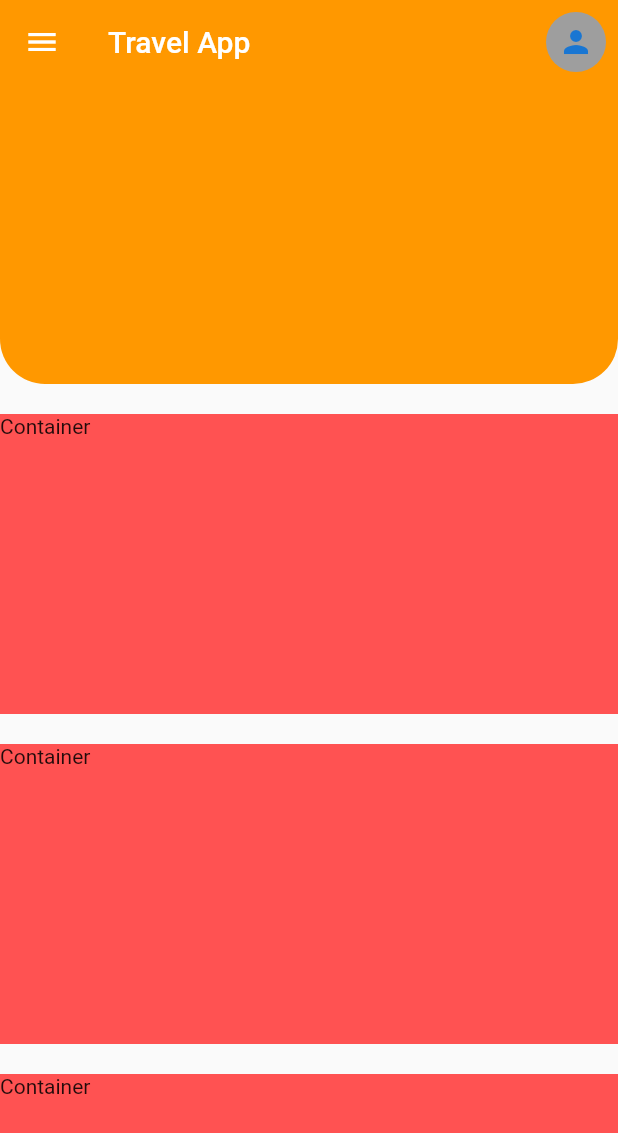
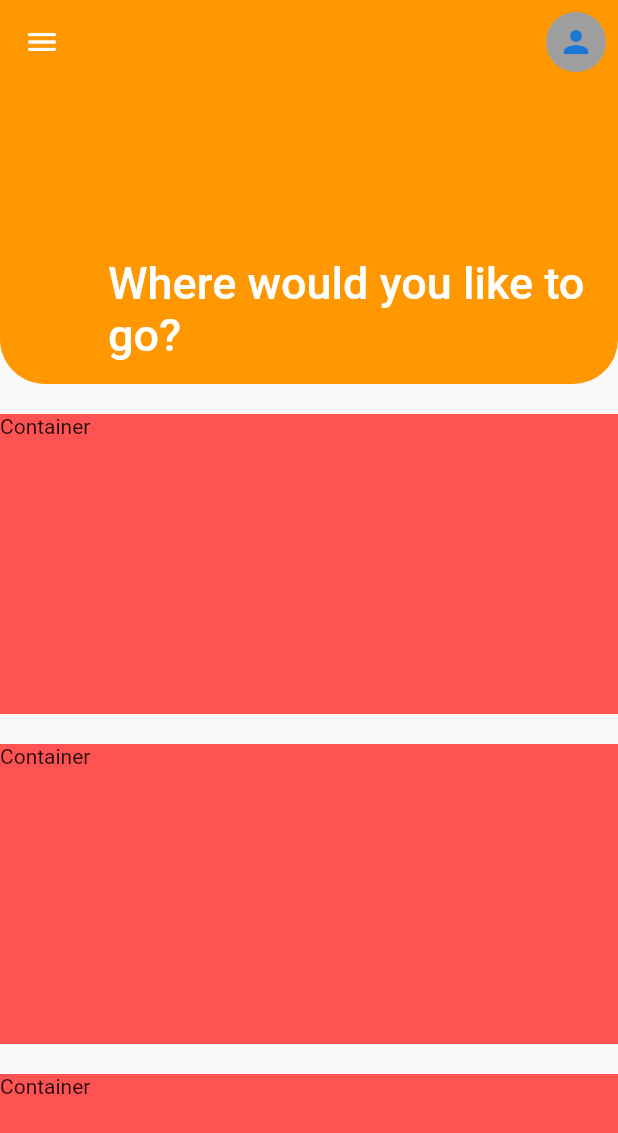
Before and after one commit to lohenyumnam/intern_daily_task, a Flutter app: the TravelApp screen opened directly, on a phone screen of 412 x 824 dp. Shown: the top 1133 px of the screen. Run offline on Flutter 3.47's test engine with Material 2 defaults, Android fonts, the phone set to English and light mode, and no system bars.

Commit message:
scroll problems

```diff
--- a/lib/src/daily_task/page/travelApp/travel_app.dart
+++ b/lib/src/daily_task/page/travelApp/travel_app.dart
@@ -8,7 +8,9 @@ class TravelApp extends StatelessWidget {
     return Scaffold(
       body: CustomScrollView(slivers: [
         SliverAppBar(
-          title: const Text('Travel App'),
+          flexibleSpace: const FlexibleSpaceBar(
+            title: Text('Where would you like to go?'),
+          ),
           pinned: true,
           floating: true,
           snap: false,
@@ -64,7 +66,6 @@ class TravelApp extends StatelessWidget {
               height: 200,
               width: double.infinity,
               color: Colors.redAccent,
-              child: const Text('Container'),
             ),
           ]),
         )
```
